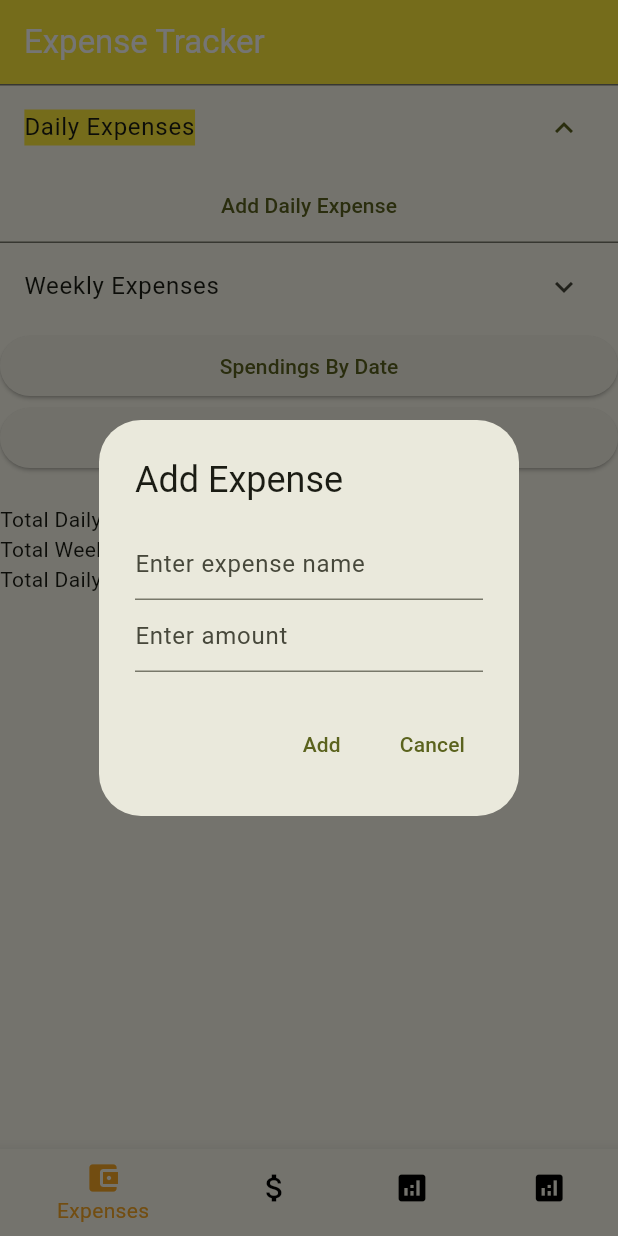
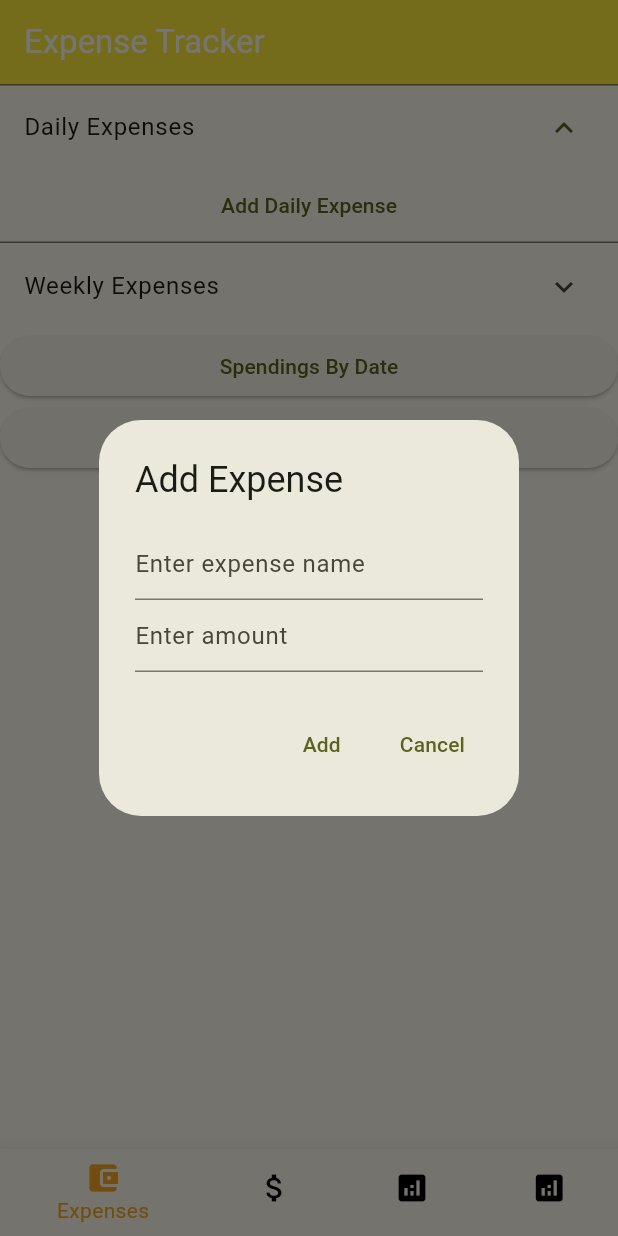
Before and after one commit to jayjr36/finance_manager, a Flutter app: the screen it shows after launch, after a tap on "Daily Expenses", after a tap on "Add Daily Expense", on a phone screen of 412 x 824 dp. Run offline on Flutter 3.47's test engine with Material 3 defaults, Android fonts, the phone set to English and light mode, and no system bars; our stand-ins replace cloud_firestore, firebase_core; accounts and stored records are empty.

Commit message:
total values

```diff
--- a/lib/expense.dart
+++ b/lib/expense.dart
@@ -1,7 +1,8 @@
 import 'package:finance_manager/goals.dart';
 import 'package:flutter/material.dart';
 import 'package:cloud_firestore/cloud_firestore.dart';
-import 'package:finance_manager/spendingsbydate.dart'; // Import the screen to navigate to
+import 'package:finance_manager/spendingsbydate.dart';
+import 'package:intl/intl.dart'; // Import the screen to navigate to
 
 class ExpenseScreen extends StatefulWidget {
   const ExpenseScreen({super.key});
@@ -50,8 +51,8 @@ class ExpenseScreenState extends State<ExpenseScreen> {
   }
 
   Future<void> _addExpense(String collection) async {
-    TextEditingController _nameController = TextEditingController();
-    TextEditingController _amountController = TextEditingController();
+    final nameController = TextEditingController();
+    final amountController = TextEditingController();
     await showDialog(
       context: context,
       builder: (context) => AlertDialog(
@@ -60,11 +61,11 @@ class ExpenseScreenState extends State<ExpenseScreen> {
           mainAxisSize: MainAxisSize.min,
           children: [
             TextField(
-              controller: _nameController,
+              controller: nameController,
               decoration: const InputDecoration(hintText: 'Enter expense name'),
             ),
             TextField(
-              controller: _amountController,
+              controller: amountController,
               decoration: const InputDecoration(hintText: 'Enter amount'),
               keyboardType: TextInputType.number,
             ),
@@ -74,8 +75,8 @@ class ExpenseScreenState extends State<ExpenseScreen> {
           TextButton(
             onPressed: () async {
               try {
-                String name = _nameController.text;
-                double amount = double.parse(_amountController.text);
+                String name = nameController.text;
+                double amount = double.parse(amountController.text);
                 await _firestore.collection(collection).add({
                   'name': name,
                   'amount': amount,
@@ -110,12 +111,14 @@ class ExpenseScreenState extends State<ExpenseScreen> {
       body: ListView(
         children: [
           ExpansionTile(
-            title: const Text('Daily Expenses',style: TextStyle(backgroundColor: Colors.yellow),),
+            title: const Text('Daily Expenses',),
             children: [
               ...dailyExpenses.map((expense) => ListTile(
                 title: Text('${expense['name']} - ${expense['amount']}'),
-                subtitle: Text((expense['timestamp'] as Timestamp).toDate().toString()),
-              )),
+                subtitle: Text(
+                   DateFormat('dd MMMM yyyy').format(
+                          (expense['timestamp'] as Timestamp).toDate()),
+              ))),
               TextButton(
                 onPressed: () => _addExpense('daily_expenses'),
                 child: const Text('Add Daily Expense'),
@@ -154,11 +157,10 @@ class ExpenseScreenState extends State<ExpenseScreen> {
             },
             child: const Text('Goals'),
           ),
-          SizedBox(height: 20), // Add some space for better separation
-          // Display total values for daily expenses, weekly expenses, and daily spendings
-          Text('Total Daily Expenses: ${totalDailyExpenses.toStringAsFixed(2)}'),
-          Text('Total Weekly Expenses: ${totalWeeklyExpenses.toStringAsFixed(2)}'),
-          Text('Total Daily Spendings: ${totalDailySpendings.toStringAsFixed(2)}'),
+          const SizedBox(height: 20),
+          Center(child: Text('Total Daily Expenses: ${totalDailyExpenses.toStringAsFixed(0)}')),
+          Center(child: Text('Total Weekly Expenses: ${totalWeeklyExpenses.toStringAsFixed(0)}')),
+          Center(child: Text('Total Budget: ${(totalDailyExpenses+totalWeeklyExpenses).toStringAsFixed(0)}')),
         ],
       ),
     );
```
Also changed, not shown: lib/dailyanalysis.dart (+7 -4 lines), lib/dailyinput.dart (+12 -3 lines), lib/goals.dart (+38 -20 lines), lib/incomes.dart (+37 -13 lines).
